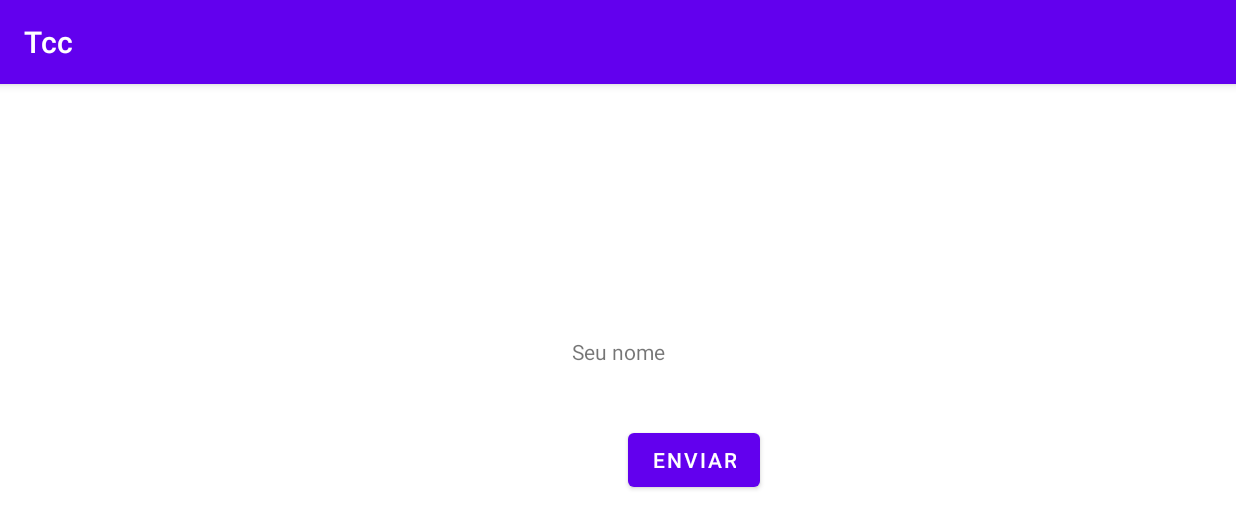
After one commit to mychaelR/RobotAppController, an Android app: the custom screen opened directly, with no data from a screen before it, on a phone screen of 824 x 412 dp (held sideways). The commit adds this screen. Shown: the top 529 px of the screen. Run offline under Robolectric (Android 15) with nearby library versions, the phone set to English and light mode, and no system bars; Roboto replaces fonts that are not available here.

```diff
--- /dev/null
+++ b/app/src/main/java/com/example/aprendendo/custom.kt
@@ -0,0 +1,20 @@
+package com.example.aprendendo
+
+import android.animation.AnimatorSet
+import android.animation.ObjectAnimator
+import android.content.Intent
+import android.os.Bundle
+import android.view.View
+import android.widget.Button
+import android.widget.SeekBar
+import androidx.appcompat.app.AppCompatActivity
+import android.widget.*
+class custom : AppCompatActivity() {
+
+
+    override fun onCreate(savedInstanceState: Bundle?) {
+        super.onCreate(savedInstanceState)
+        setContentView(R.layout.tela_educacional)
+
+    }
+}
--- /dev/null
+++ b/app/src/main/res/layout/tela_educacional.xml
@@ -0,0 +1,29 @@
+<?xml version="1.0" encoding="utf-8"?>
+<androidx.constraintlayout.widget.ConstraintLayout xmlns:android="http://schemas.android.com/apk/res/android"
+    xmlns:app="http://schemas.android.com/apk/res-auto"
+    xmlns:tools="http://schemas.android.com/tools"
+    android:layout_width="match_parent"
+    android:layout_height="match_parent">
+
+    <Button
+        android:id="@+id/button"
+        android:layout_width="wrap_content"
+        android:layout_height="wrap_content"
+        android:text="enviar"
+        app:layout_constraintBottom_toBottomOf="parent"
+        app:layout_constraintEnd_toEndOf="parent"
+        app:layout_constraintHorizontal_bias="0.569"
+        app:layout_constraintStart_toStartOf="parent"
+        app:layout_constraintTop_toTopOf="parent"
+        app:layout_constraintVertical_bias="0.736" />
+
+    <TextView
+        android:id="@+id/textView"
+        android:layout_width="wrap_content"
+        android:layout_height="wrap_content"
+        android:text="Seu nome"
+        app:layout_constraintBottom_toBottomOf="parent"
+        app:layout_constraintEnd_toEndOf="parent"
+        app:layout_constraintStart_toStartOf="parent"
+        app:layout_constraintTop_toTopOf="parent" />
+</androidx.constraintlayout.widget.ConstraintLayout>
--- a/gradle/libs.versions.toml
+++ b/gradle/libs.versions.toml
@@ -8,6 +8,7 @@ espressoCore = "3.6.1"
 appcompat = "1.7.1"
 material = "1.12.0"
 coreAnimation = "1.0.0"
+sceneformUx = "1.17.1"
 
 [libraries]
 androidx-core-ktx = { group = "androidx.core", name = "core-ktx", version.ref = "coreKtx" }
@@ -17,6 +18,7 @@ androidx-espresso-core = { group = "androidx.test.espresso", name = "espresso-co
 androidx-appcompat = { group = "androidx.appcompat", name = "appcompat", version.ref = "appcompat" }
 material = { group = "com.google.android.material", name = "material", version.ref = "material" }
 androidx-core-animation = { group = "androidx.core", name = "core-animation", version.ref = "coreAnimation" }
+sceneform-ux = { group = "com.google.ar.sceneform.ux", name = "sceneform-ux", version.ref = "sceneformUx" }
 
 [plugins]
 android-application = { id = "com.android.application", version.ref = "agp" }
```
Also changed, not shown: app/src/main/AndroidManifest.xml (+6 -1 lines), app/src/main/java/com/example/aprendendo/BluetoothService.kt (added, +28 -0 lines), app/src/main/java/com/example/aprendendo/Joystick.kt (deleted, +0 -107 lines), app/src/main/java/com/example/aprendendo/JoystickActivity.kt (added, +88 -0 lines), app/src/main/java/com/example/aprendendo/MainActivity.kt (+92 -167 lines), app/src/main/res/drawable/joyprog.xml (+12 -1 lines), app/src/main/res/layout/activity_main.xml (+0 -10 lines), app/src/main/res/layout/joystick.xml (+5 -14 lines), settings.gradle.kts (line endings or trailing spaces).
